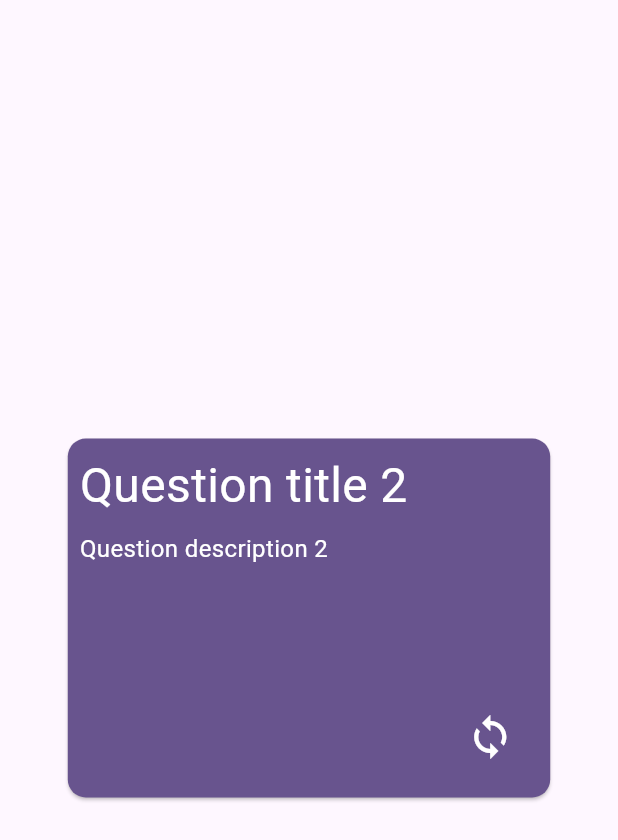
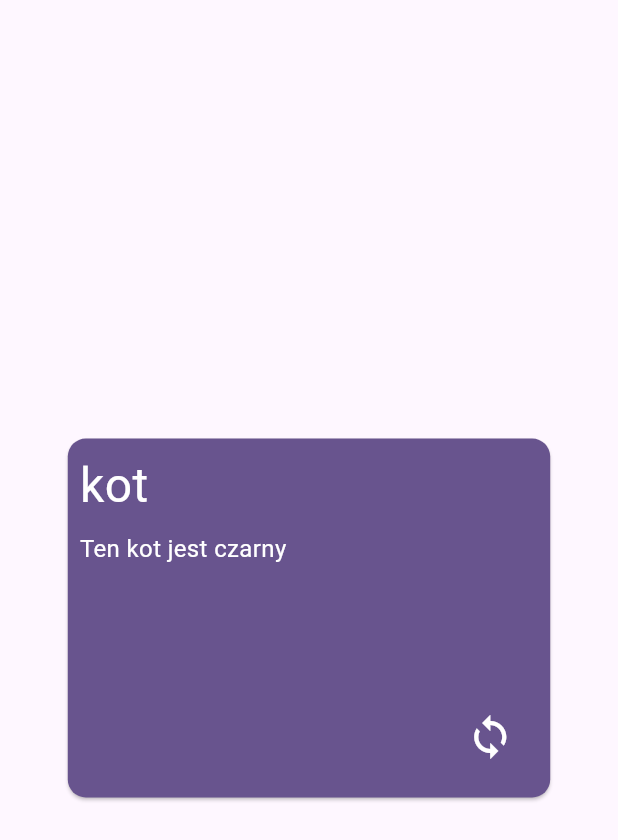
Before and after one commit to bareq/flutter_flash_cards, a Flutter app: the screen it shows after launch, after a tap on the "loop" icon, after a tap on "Znałem", on a phone screen of 412 x 824 dp. Shown: the top 840 px of the screen. Run offline on Flutter 3.47's test engine with Material 2 defaults, Android fonts, the light colour scheme and no system bars.

Commit message:
Getting flash cards from mocked repository

```diff
--- a/lib/features/flash_card/card_answer_side.dart
+++ b/lib/features/flash_card/card_answer_side.dart
@@ -12,9 +12,9 @@ class CardAnswerSide extends StatelessWidget {
     List<Widget> content = [];
     if (flashCardViewModel.cardFlipped) {
       content = [
-        FlashCardWord(text: flashCardViewModel.currentFlashCard.answer),
+        FlashCardWord(text: flashCardViewModel.currentFlashCard?.answer ?? ""),
         FlashCardDescription(
-            text: flashCardViewModel.currentFlashCard.answerDescription)
+            text: flashCardViewModel.currentFlashCard?.answerDescription ?? "")
       ];
     }
 
--- a/lib/features/flash_card/card_question_side.dart
+++ b/lib/features/flash_card/card_question_side.dart
@@ -19,9 +19,12 @@ class CardQuestionSide extends StatelessWidget {
             mainAxisSize: MainAxisSize.min,
             crossAxisAlignment: CrossAxisAlignment.start,
             children: [
-              FlashCardWord(text: flashCardViewModel.currentFlashCard.question),
+              FlashCardWord(
+                  text: flashCardViewModel.currentFlashCard?.question ?? ""),
               FlashCardDescription(
-                  text: flashCardViewModel.currentFlashCard.questionDescription)
+                  text: flashCardViewModel
+                          .currentFlashCard?.questionDescription ??
+                      "")
             ],
           ),
           Expanded(
--- a/lib/features/flash_card/flash_card_view_model.dart
+++ b/lib/features/flash_card/flash_card_view_model.dart
@@ -1,23 +1,16 @@
 import 'package:flashcardsflutter/features/flash_card/model/flash_card.dart';
+import 'package:flashcardsflutter/features/flash_card/repository/flash_cards_repository.dart';
 import 'package:flutter/foundation.dart';
 
 class FlashCardViewModel extends ChangeNotifier {
-  final flashCards = <FlashCard>[
-    FlashCard("Question title 1", "Question description 1", "Answer 1",
-        "Answer description 1"),
-    FlashCard("Question title 2", "Question description 2", "Answer 2",
-        "Answer description 2"),
-    FlashCard("Question title 3", "Question description 3", "Answer 3",
-        "Answer description 3"),
-    FlashCard("Question title 4", "Question description 4", "Answer 4",
-        "Answer description 4"),
-  ];
-  late FlashCard currentFlashCard;
-  late bool cardFlipped;
+  late FlashCardsRepository flashCardsRepository;
 
-  FlashCardViewModel() {
-    currentFlashCard = flashCards.first;
-    cardFlipped = false;
+  List<FlashCard> flashCards = [];
+  FlashCard? currentFlashCard;
+  bool cardFlipped = false;
+
+  FlashCardViewModel({required this.flashCardsRepository}) {
+    getFlashCards();
   }
 
   void flipCard() {
@@ -26,11 +19,19 @@ class FlashCardViewModel extends ChangeNotifier {
   }
 
   void nextCard() {
-    final index = flashCards.indexOf(currentFlashCard);
+    if (currentFlashCard == null) {
+      return;
+    }
+    final index = flashCards.indexOf(currentFlashCard!);
     if (index < flashCards.length - 1) {
       currentFlashCard = flashCards[index + 1];
       cardFlipped = false;
       notifyListeners();
     }
   }
+
+  void getFlashCards() async {
+    flashCards = await flashCardsRepository.fetchFlashCards();
+    currentFlashCard = flashCards.first;
+  }
 }
--- a/lib/features/flash_card/repository/flash_cards_repository.dart
+++ b/lib/features/flash_card/repository/flash_cards_repository.dart
@@ -0,0 +1,5 @@
+import '../model/flash_card.dart';
+
+abstract class FlashCardsRepository {
+  Future<List<FlashCard>> fetchFlashCards();
+}
--- /dev/null
+++ b/lib/features/flash_card/repository/mocked/mocked_flash_cards_repository.dart
@@ -0,0 +1,20 @@
+import '../../model/flash_card.dart';
+import '../flash_cards_repository.dart';
+
+class MockedFlashCardsRepository extends FlashCardsRepository {
+  MockedFlashCardsRepository() : super();
+
+  @override
+  Future<List<FlashCard>> fetchFlashCards() async {
+    return [
+      FlashCard("pies", "Mam małego psa", "a dog", "I have a small dog"),
+      FlashCard("kot", "Ten kot jest czarny", "a cat", "This cat is black"),
+      FlashCard(
+          "jabłko", "Lubię jeść jabłka", "an apple", "I like to eat apples"),
+      FlashCard(
+          "samochód", "Mój samochód jest czerwony", "a car", "My car is red"),
+      FlashCard("książka", "Ta książka jest interesująca", "a book",
+          "This book is interesting"),
+    ];
+  }
+}
--- a/lib/main.dart
+++ b/lib/main.dart
@@ -3,6 +3,7 @@
 import 'package:provider/provider.dart';
 
 import 'features/flash_card/flash_card_view_model.dart';
+import 'features/flash_card/repository/mocked/mocked_flash_cards_repository.dart';
 
 void main() {
   runApp(const MyApp());
@@ -20,7 +21,9 @@
         useMaterial3: true,
       ),
       home: ChangeNotifierProvider(
-          create: (context) => FlashCardViewModel(), child: const MyHomePage()),
+          create: (context) => FlashCardViewModel(
+              flashCardsRepository: MockedFlashCardsRepository()),
+          child: const MyHomePage()),
     );
   }
 }
@@ -45,7 +48,9 @@
                   style: ElevatedButton.styleFrom(
                     backgroundColor: Colors.greenAccent,
                   ),
-                  onPressed: () {flashCardViewModel.nextCard();},
+                  onPressed: () {
+                    flashCardViewModel.nextCard();
+                  },
                   child: const Text('Znałem'),
                 ),
                 const SizedBox(width: 16),
@@ -53,7 +58,9 @@
                   style: ElevatedButton.styleFrom(
                     backgroundColor: Colors.redAccent,
                   ),
-                  onPressed: () {flashCardViewModel.nextCard();},
+                  onPressed: () {
+                    flashCardViewModel.nextCard();
+                  },
                   child: const Text('Nie znałem'),
                 ),
               ],
```
